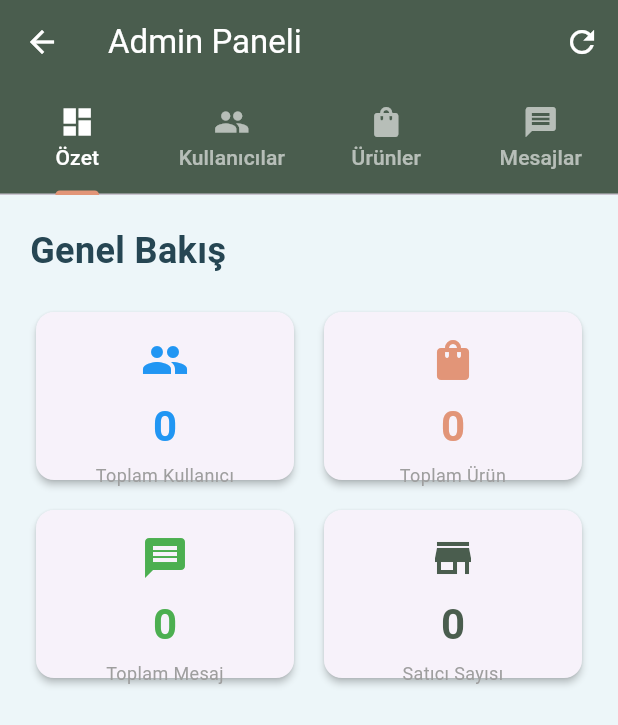
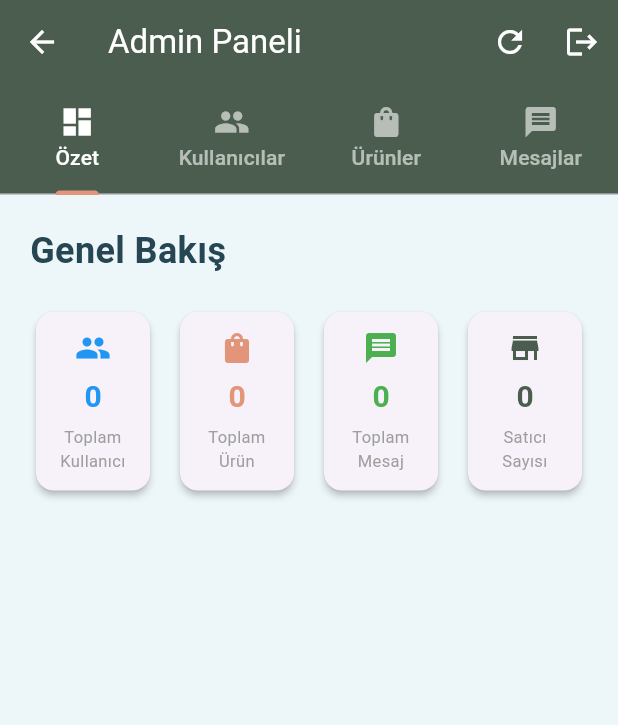
Before and after one commit to betulgurleyen/pasaj_projem, a Flutter app: the AdminScreen screen opened by its route, on a phone screen of 412 x 824 dp. Shown: the top 725 px of the screen. Run offline on Flutter 3.47's test engine with Material 3 defaults, Android fonts, the phone set to English and light mode, and no system bars; our stand-ins replace image_picker; accounts and stored records are empty; network calls fail.

```diff
--- a/lib/admin_screen.dart
+++ b/lib/admin_screen.dart
@@ -169,6 +169,10 @@ class _AdminScreenState extends State<AdminScreen>
               _loadAll();
             },
           ),
+          IconButton(
+            icon: const Icon(Icons.logout),
+            onPressed: () => Navigator.pushReplacementNamed(context, '/'),
+          ),
         ],
         bottom: TabBar(
           controller: _tabController,
@@ -206,37 +210,42 @@ class _AdminScreenState extends State<AdminScreen>
         children: [
           Text('Genel Bakış', style: AppStyles.titleStyle),
           const SizedBox(height: 20),
-          GridView.count(
-            crossAxisCount: 2,
-            shrinkWrap: true,
-            physics: const NeverScrollableScrollPhysics(),
-            crossAxisSpacing: 12,
-            mainAxisSpacing: 12,
-            childAspectRatio: 1.5,
+          Row(
             children: [
-              _statCard(
+              Expanded(
+                child: _statCard(
                   'Toplam Kullanıcı',
                   _stats['totalUsers']?.toString() ?? '0',
                   Icons.people,
                   Colors.blue,
                 ),
-              _statCard(
+              ),
+              const SizedBox(width: 12),
+              Expanded(
+                child: _statCard(
                   'Toplam Ürün',
                   _stats['totalProducts']?.toString() ?? '0',
                   Icons.shopping_bag,
                   AppStyles.accentPeach,
                 ),
-              _statCard(
+              ),
+              const SizedBox(width: 12),
+              Expanded(
+                child: _statCard(
                   'Toplam Mesaj',
                   _stats['totalMessages']?.toString() ?? '0',
                   Icons.message,
                   Colors.green,
                 ),
-              _statCard(
+              ),
+              const SizedBox(width: 12),
+              Expanded(
+                child: _statCard(
                   'Satıcı Sayısı',
                   _stats['totalSellers']?.toString() ?? '0',
                   Icons.store,
                   AppStyles.primaryGreen,
+                ),
               ),
             ],
           ),
@@ -250,16 +259,16 @@ class _AdminScreenState extends State<AdminScreen>
       elevation: 2,
       shape: RoundedRectangleBorder(borderRadius: BorderRadius.circular(12)),
       child: Padding(
-        padding: const EdgeInsets.all(16),
+        padding: const EdgeInsets.all(12),
         child: Column(
           mainAxisAlignment: MainAxisAlignment.center,
           children: [
-            Icon(icon, color: color, size: 32),
-            const SizedBox(height: 8),
+            Icon(icon, color: color, size: 24),
+            const SizedBox(height: 6),
             Text(
               value,
               style: TextStyle(
-                fontSize: 28,
+                fontSize: 20,
                 fontWeight: FontWeight.bold,
                 color: color,
               ),
@@ -267,7 +276,7 @@ class _AdminScreenState extends State<AdminScreen>
             const SizedBox(height: 4),
             Text(
               title,
-              style: const TextStyle(color: Colors.grey, fontSize: 12),
+              style: const TextStyle(color: Colors.grey, fontSize: 11),
               textAlign: TextAlign.center,
             ),
           ],
--- a/pubspec.yaml
+++ b/pubspec.yaml
@@ -40,6 +40,9 @@ dependencies:
   google_fonts: ^8.0.2
   pdf: ^3.11.3
   printing: ^5.14.2
+  excel: ^4.0.3
+  path_provider: ^2.1.2
+  open_file: ^3.3.2
 
 dev_dependencies:
   flutter_test:
```
Also changed, not shown: lib/add_product_screen.dart (+12 -0 lines), lib/api_service.dart (+16 -0 lines), lib/home_screen.dart (+12 -4 lines), pubspec.lock, 3 other files. Lines whose indentation alone changed are shown as unchanged.
